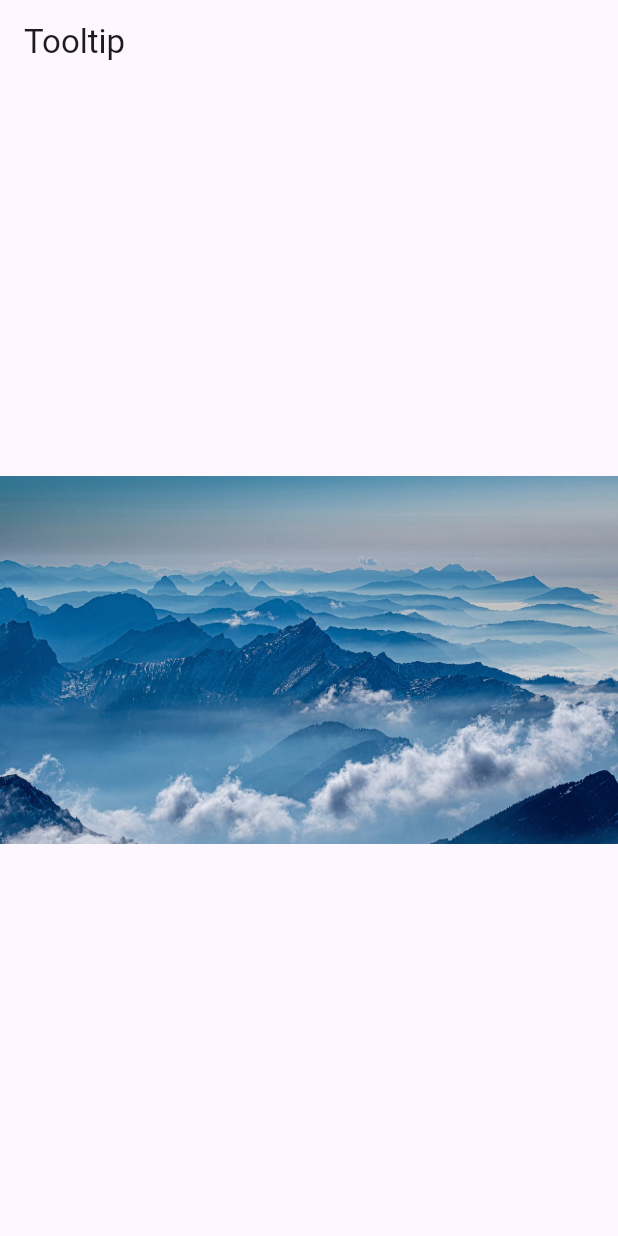
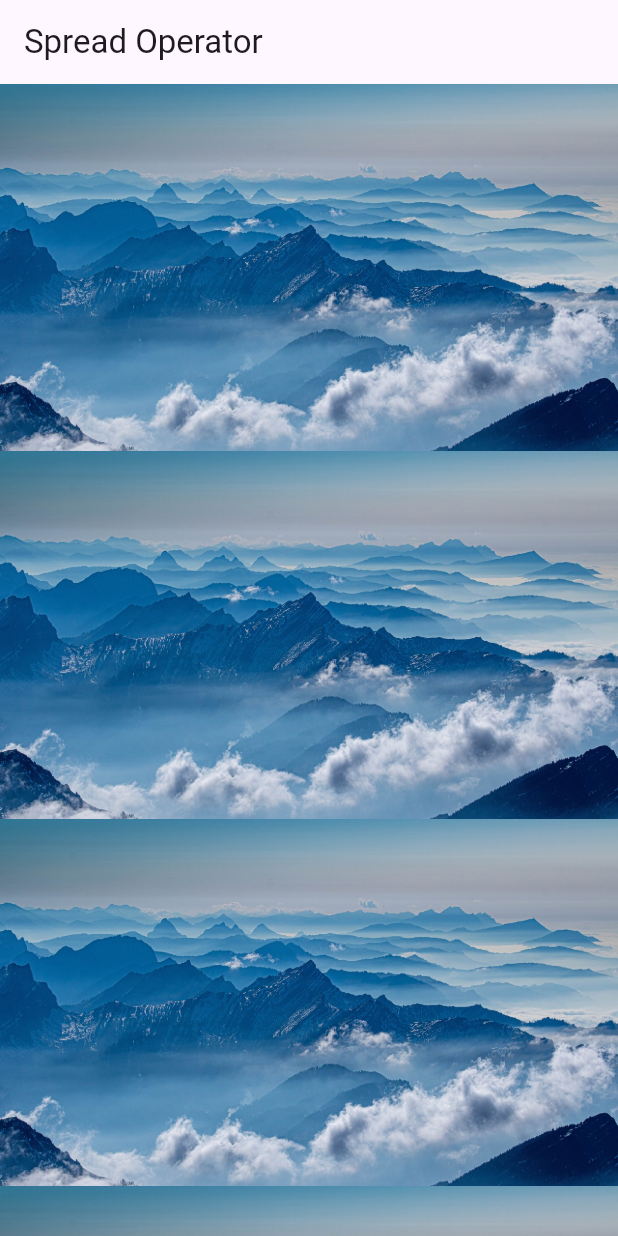
Before and after one commit to KRFLUTTERUG/wiki-flutter-widget, a Flutter app: the screen it shows after launch, on a phone screen of 412 x 824 dp. Run offline on Flutter 3.47's test engine with Material 3 defaults, Android fonts, the phone set to English and light mode, and no system bars; our stand-ins replace fl_chart, gap.

Commit message:
feat : spread operator

```diff
--- a/lib/main.dart
+++ b/lib/main.dart
@@ -21,6 +21,6 @@ class MyApp extends StatelessWidget {
           colorScheme: ColorScheme.fromSeed(seedColor: Colors.deepPurple),
           useMaterial3: true,
         ),
-        home: const MyToolTip());
+        home: const MySpreadOperator());
   }
 }
--- a/lib/widget/20210123/lib/20210123.dart
+++ b/lib/widget/20210123/lib/20210123.dart
@@ -17,6 +17,7 @@ export '../showmodalbottomsheet.dart';
 export '../showsearch.dart';
 export '../showtimepicker.dart';
 export '../sliverappbar.dart';
+export '../spreadoperator.dart';
 export '../stepper.dart';
 export '../tooltip.dart';
 export '../visibility.dart';
--- /dev/null
+++ b/lib/widget/20210123/spreadoperator.dart
@@ -0,0 +1,30 @@
+import 'package:flutter/material.dart';
+
+class MySpreadOperator extends StatefulWidget {
+  const MySpreadOperator({super.key});
+
+  @override
+  State<MySpreadOperator> createState() => _MySpreadOperatorState();
+}
+
+class _MySpreadOperatorState extends State<MySpreadOperator> {
+  @override
+  Widget build(BuildContext context) {
+    List<Widget> imageList = [
+      Image.asset('images/mountains.jpg'),
+      Image.asset('images/mountains.jpg'),
+      Image.asset('images/mountains.jpg')
+    ];
+    return Scaffold(
+      appBar: AppBar(
+        title: Text('Spread Operator'),
+      ),
+      body: Column(
+        children: [
+          Image.asset('images/mountains.jpg'),
+          ...imageList  //Column(children: imageList,)
+        ]
+      ),
+    );
+  }
+}
```
Also changed, not shown: 1 other file.
